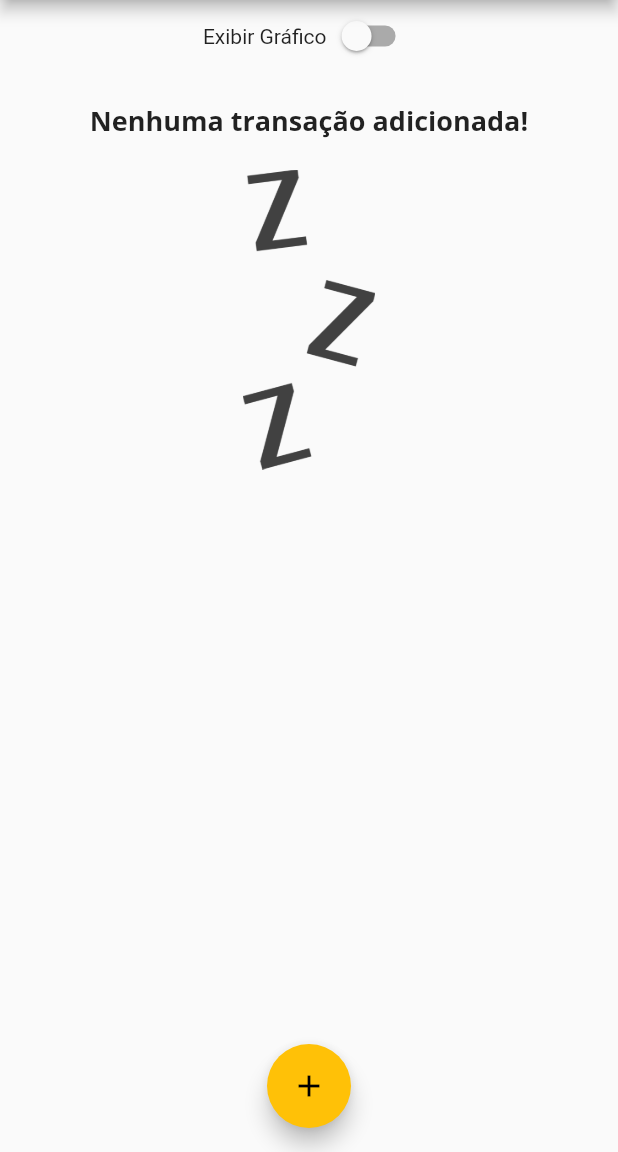
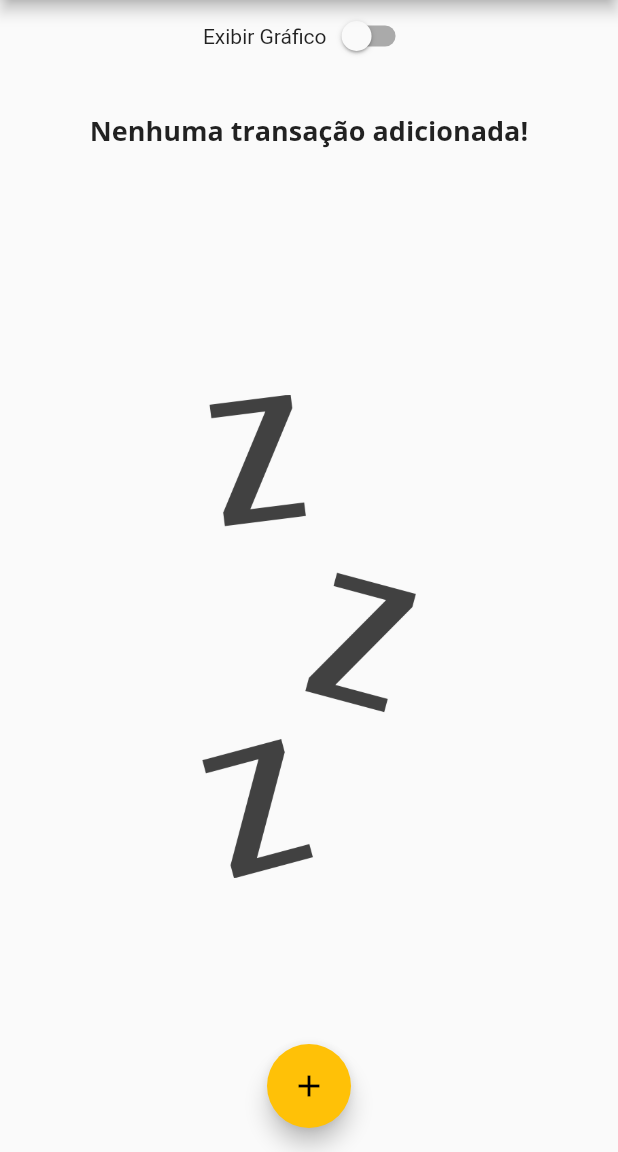
Before and after one commit to felixvicent/gestapp, a Flutter app: the screen it shows after launch, on a phone screen of 412 x 824 dp, the part 84-1236 px from its top. Run offline on Flutter 3.47's test engine with Material 2 defaults, Android fonts, the phone set to English and light mode, and no system bars.

Commit message:
Fix image height on landscape

```diff
--- a/lib/components/transaction_list.dart
+++ b/lib/components/transaction_list.dart
@@ -13,23 +13,28 @@ class TransactionList extends StatelessWidget {
   @override
   Widget build(BuildContext context) {
     return transactions.isEmpty
-        ? Column(
+        ? LayoutBuilder(builder: (ctx, constraints) {
+            return Column(
               children: [
-              SizedBox(height: 20),
-              Text(
+                SizedBox(height: constraints.maxHeight * 0.05),
+                Container(
+                  height: constraints.maxHeight * 0.3,
+                  child: Text(
                     'Nenhuma transação adicionada!',
                     style: Theme.of(context).textTheme.headline6,
                   ),
-              SizedBox(height: 20),
+                ),
+                SizedBox(height: constraints.maxHeight * 0.05),
                 Container(
-                height: 200,
+                  height: constraints.maxHeight * 0.6,
                   child: Image.asset(
                     'assets/images/waiting.png',
                     fit: BoxFit.cover,
                   ),
                 )
               ],
-          )
+            );
+          })
         : ListView.builder(
             itemCount: transactions.length,
             itemBuilder: (ctx, index) {
```
Lines whose indentation alone changed are shown as unchanged.
